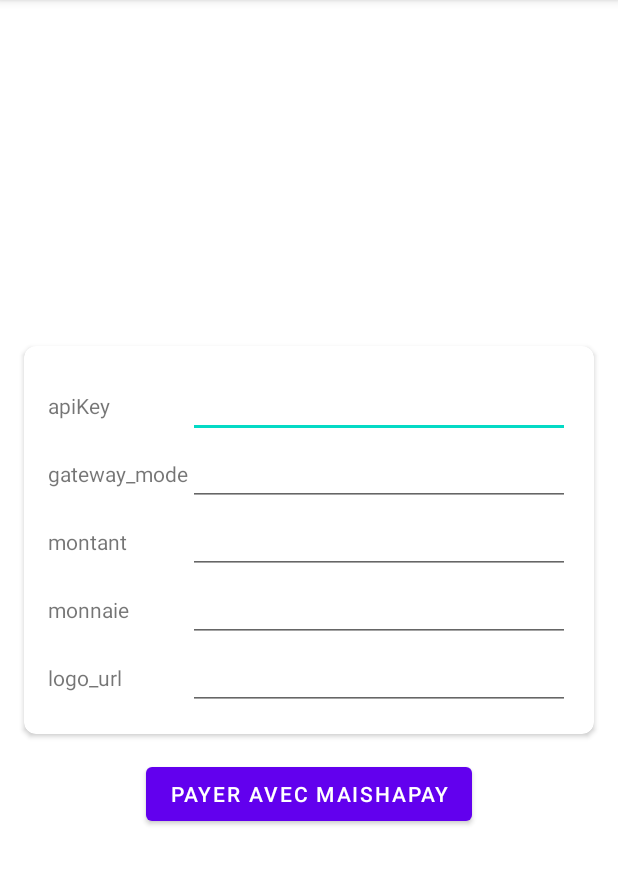
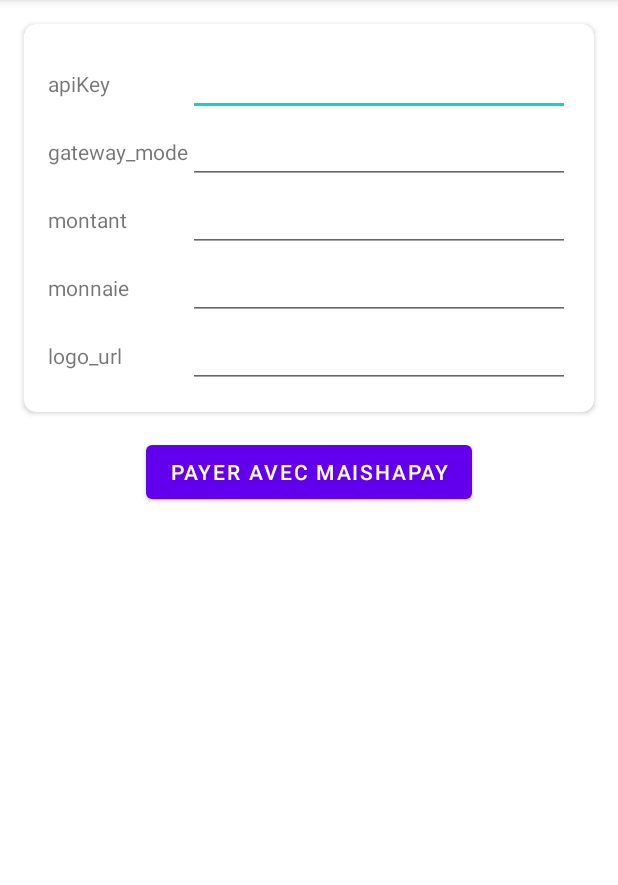
Before and after one commit to nasibudesign/maishaPayCheckoutExample, an Android app: the screen it shows after launch (MainActivity), on a phone screen of 412 x 824 dp, the part 84-969 px from its top. Run offline under Robolectric (Android 15) with nearby library versions, the phone set to English and light mode, and no system bars.

Commit message:
changes on views

```diff
--- a/MaishaPayCheckout/src/main/java/com/nastechdesign/maishapaycheckout/checkout.java
+++ b/MaishaPayCheckout/src/main/java/com/nastechdesign/maishapaycheckout/checkout.java
@@ -45,7 +45,6 @@ public class checkout {
         builder.setView(dialogView);
         final AlertDialog alertDialog = builder.create();
 
-
         WebView mWebView = dialogView.findViewById(R.id.webView);
         WebSettings webSettings = mWebView.getSettings();
         webSettings.setJavaScriptEnabled(true);
--- a/app/src/main/res/layout/activity_main.xml
+++ b/app/src/main/res/layout/activity_main.xml
@@ -4,7 +4,6 @@
     xmlns:tools="http://schemas.android.com/tools"
     android:layout_width="match_parent"
     android:layout_height="match_parent"
-    android:gravity="center"
     android:orientation="vertical"
     tools:context=".MainActivity">
 
@@ -94,6 +93,7 @@
         android:id="@+id/payButton"
         android:layout_width="wrap_content"
         android:layout_height="wrap_content"
+        android:layout_gravity="center"
         android:text="Payer avec MaishaPay" />
 
 </LinearLayout>
```
